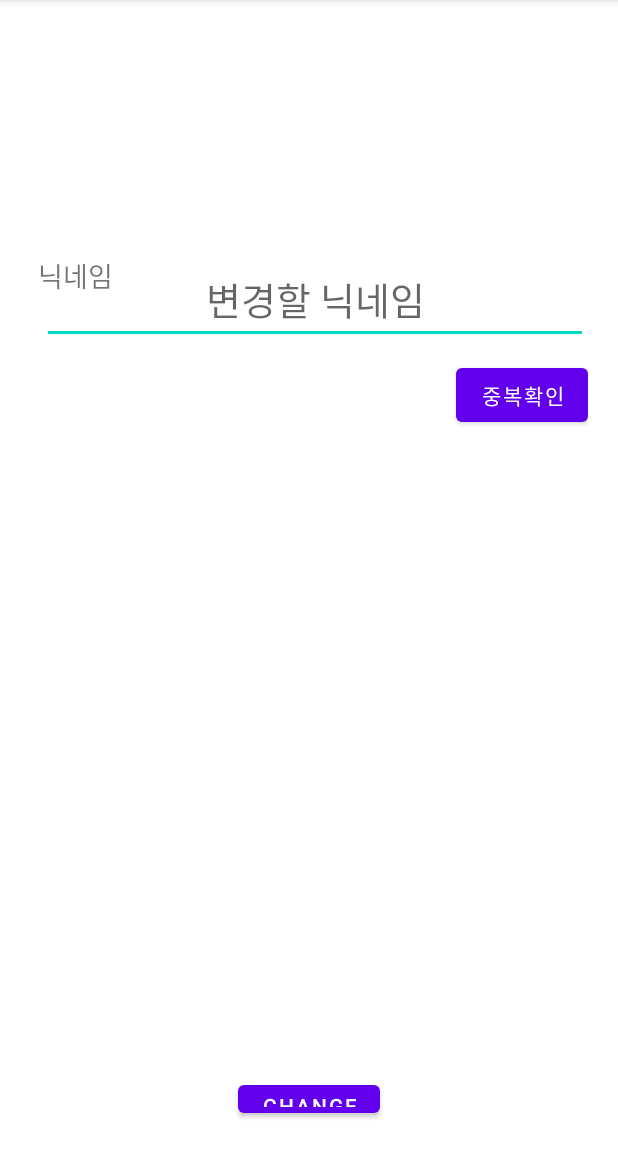
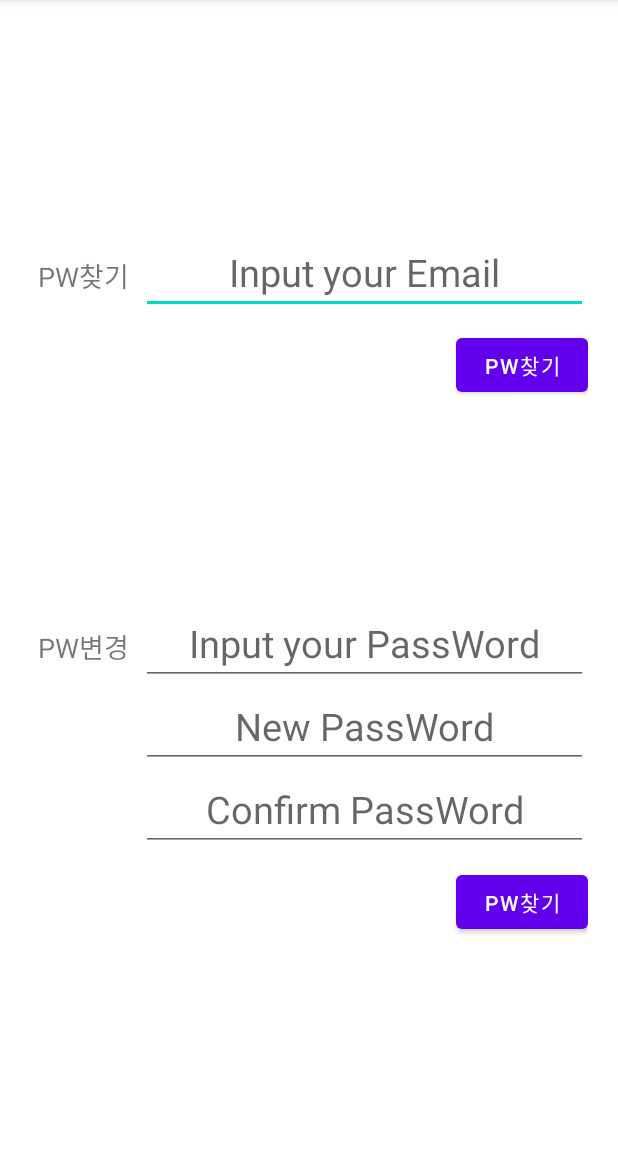
Before and after one commit to Group-Timer/GroupTime, an Android app: the ChangePWActivity screen opened directly, with no data from a screen before it, on a phone screen of 412 x 824 dp, the part 84-1236 px from its top. Run offline under Robolectric (Android 15) with nearby library versions, the phone set to English and light mode, and no system bars; our stand-ins replace Firebase (no records; nobody signed in at launch, a user with empty details on screens opened directly); 3 statements that could not run were skipped.

Commit message:
비밀번호 변경

```diff
--- a/app/src/main/java/com/example/grouptimer/ChangePWActivity.java
+++ b/app/src/main/java/com/example/grouptimer/ChangePWActivity.java
@@ -1,14 +1,70 @@
 package com.example.grouptimer;
 
+import androidx.annotation.NonNull;
 import androidx.appcompat.app.AppCompatActivity;
 
 import android.os.Bundle;
+import android.view.View;
+import android.widget.Button;
+import android.widget.EditText;
+import android.widget.Toast;
+
+import com.google.android.gms.tasks.OnCompleteListener;
+import com.google.android.gms.tasks.Task;
+import com.google.firebase.auth.AuthCredential;
+import com.google.firebase.auth.EmailAuthProvider;
+import com.google.firebase.auth.FirebaseAuth;
+import com.google.firebase.auth.FirebaseUser;
 
 public class ChangePWActivity extends AppCompatActivity {
+
+    private Button changeButton;
+    private EditText originPw;
+    private EditText newPw;
+    private EditText confirmPw;
+    private String email;
+    private String password;
 
     @Override
     protected void onCreate(Bundle savedInstanceState) {
         super.onCreate(savedInstanceState);
         setContentView(R.layout.activity_change_pw);
+        String newPassword = newPw.getText().toString();
+        String confirm = confirmPw.getText().toString();
+
+         changeButton = findViewById(R.id.changeButton);
+         originPw = findViewById(R.id.inputPw);
+         newPw = findViewById(R.id.inputNewPw);
+         confirmPw = findViewById(R.id.confirmPasswordEditText);
+
+         changeButton.setOnClickListener(new View.OnClickListener(){
+             @Override
+             public void onClick(View view){
+                 FirebaseUser user = FirebaseAuth.getInstance().getCurrentUser();
+                 email = user.getEmail();
+                 password = originPw.getText().toString();
+                 AuthCredential credential = EmailAuthProvider.getCredential(email, password);
+
+                 if(credential!=null){
+                    if(newPassword == confirm){
+                        user.updatePassword(newPassword).addOnCompleteListener(new OnCompleteListener<Void>() {
+                                    @Override
+                                    public void onComplete(@NonNull Task<Void> task) {
+                                        if (task.isSuccessful()) {
+                                            Toast.makeText(getApplicationContext(),"비밀번호가 변경되었습니다.",Toast.LENGTH_SHORT);
+                                        }
+                                    }
+                                });
+                    }
+                    else{
+                        Toast.makeText(getApplicationContext(),"비밀번호가 일치하지 않습니다.",Toast.LENGTH_SHORT);
+                    }
+                 }
+                 else {
+                     Toast.makeText(getApplicationContext(),"비밀번호를 잘못 입력하였습니다.",Toast.LENGTH_SHORT);
+                 }
+             }
+         });
+
     }
 }
--- a/app/src/main/res/layout/activity_change_pw.xml
+++ b/app/src/main/res/layout/activity_change_pw.xml
@@ -16,48 +16,96 @@
         android:layout_height="wrap_content">
 
         <TextView
-            android:id="@+id/nameText"
+            android:id="@+id/pwFindText"
             android:layout_width="wrap_content"
             android:layout_height="wrap_content"
             android:layout_alignParentLeft="true"
             android:layout_marginLeft="5dp"
-            android:text="닉네임"
+            android:text="PW찾기"
             android:textSize="18dp"></TextView>
 
         <EditText
-            android:id="@+id/nameEdit"
+            android:id="@+id/inputEmail"
             android:layout_width="match_parent"
             android:layout_height="wrap_content"
-            android:layout_alignBaseline="@id/EmailText"
+            android:layout_alignBaseline="@id/pwFindText"
             android:layout_marginLeft="8dp"
-            android:layout_toRightOf="@id/EmailText"
-            android:hint="변경할 닉네임"
+            android:layout_toRightOf="@id/pwFindText"
+            android:hint="Input your Email"
             android:textAlignment="center"
             android:textSize="25dp"></EditText>
 
 
         <Button
-            android:id="@+id/checkButton"
+            android:id="@+id/findButton"
             android:layout_width="wrap_content"
             android:layout_height="wrap_content"
-            android:layout_below="@+id/nameEdit"
-            android:layout_alignRight="@+id/nameEdit"
+            android:layout_below="@+id/inputEmail"
+            android:layout_alignRight="@+id/inputEmail"
             android:layout_marginTop="10dp"
-            android:text="중복확인"></Button>
+            android:text="pw찾기"></Button>
     </RelativeLayout>
 
     <Space
         android:layout_width="match_parent"
-        android:layout_height="400dp">
+        android:layout_height="150dp">
     </Space>
 
-    <Button
-        android:id="@+id/changeButton"
-        android:layout_width="wrap_content"
-        android:layout_height="wrap_content"
-        android:layout_gravity="center"
-        android:layout_marginTop="30dp"
-        android:text = "Change"
-        ></Button>
+    <RelativeLayout
+        android:layout_width="match_parent"
+        android:layout_height="wrap_content">
+
+        <TextView
+            android:id="@+id/pwChangeText"
+            android:layout_width="wrap_content"
+            android:layout_height="wrap_content"
+            android:layout_alignParentLeft="true"
+            android:layout_marginLeft="5dp"
+            android:text="PW변경"
+            android:textSize="18dp"></TextView>
+
+        <EditText
+            android:id="@+id/inputPw"
+            android:layout_width="match_parent"
+            android:layout_height="wrap_content"
+            android:layout_alignBaseline="@id/pwChangeText"
+            android:layout_marginLeft="8dp"
+            android:layout_toRightOf="@id/pwChangeText"
+            android:hint="Input your PassWord"
+            android:textAlignment="center"
+            android:textSize="25dp"></EditText>
+
+        <EditText
+            android:id="@+id/inputNewPw"
+            android:layout_width="match_parent"
+            android:layout_height="wrap_content"
+            android:layout_below="@id/inputPw"
+            android:layout_marginLeft="8dp"
+            android:layout_toRightOf="@id/pwChangeText"
+            android:hint="New PassWord"
+            android:textAlignment="center"
+            android:textSize="25dp"></EditText>
+
+        <EditText
+            android:id="@+id/checkPw"
+            android:layout_width="match_parent"
+            android:layout_height="wrap_content"
+            android:layout_below="@id/inputNewPw"
+            android:layout_marginLeft="8dp"
+            android:layout_toRightOf="@id/pwChangeText"
+            android:hint="Confirm PassWord"
+            android:textAlignment="center"
+            android:textSize="25dp"></EditText>
+
+
+        <Button
+            android:id="@+id/ChangeButton"
+            android:layout_width="wrap_content"
+            android:layout_height="wrap_content"
+            android:layout_below="@+id/checkPw"
+            android:layout_alignRight="@+id/checkPw"
+            android:layout_marginTop="10dp"
+            android:text="pw찾기"></Button>
+    </RelativeLayout>
 
 </LinearLayout>
```
